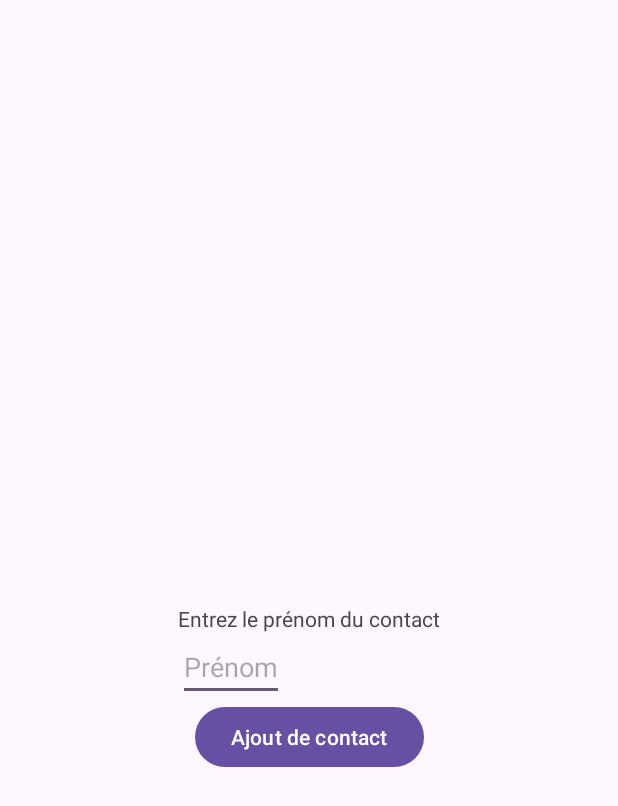
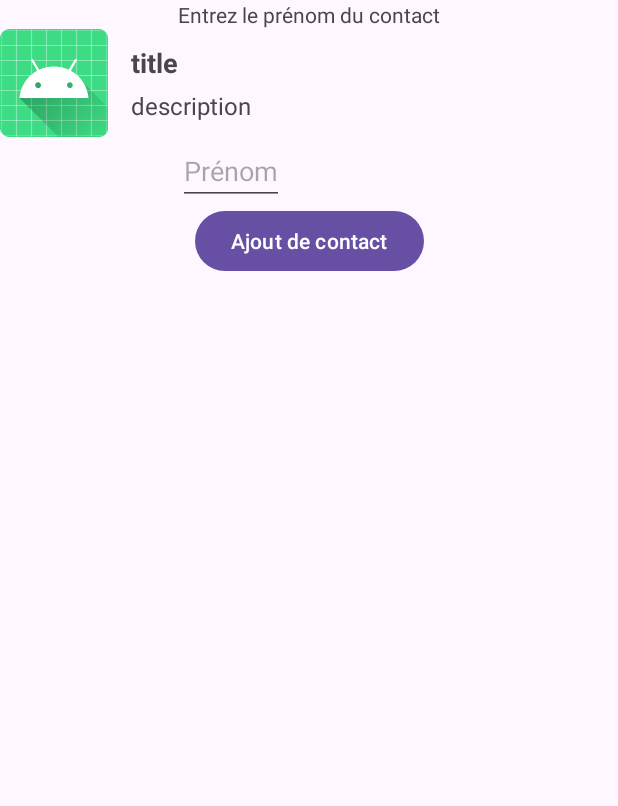
Before and after one commit to fasquelt/Kotlin_TP1, an Android app: the screen it shows after launch (MainActivity), on a phone screen of 412 x 824 dp. Shown: the top 806 px of the screen. Run offline under Robolectric (Android 15) with nearby library versions, the phone set to English and light mode, and no system bars.

Commit message:
Debut TP4

```diff
--- a/app/src/main/java/com/example/tp1/AjoutContact.kt
+++ b/app/src/main/java/com/example/tp1/AjoutContact.kt
@@ -52,6 +52,9 @@ class AjoutContact : AppCompatActivity() {
                 else{
                     confCreation()
                 }
+                val newContact = Contact(binding.input1.text.toString(),
+                    binding.input2.text.toString(), binding.input3.text.toString())
+
             }
         }
         val prenom = intent.getStringExtra("prenom")
--- /dev/null
+++ b/app/src/main/java/com/example/tp1/Contact.kt
@@ -0,0 +1,7 @@
+package com.example.tp1
+
+import java.io.Serializable
+
+data class Contact
+    (val name : String, val firstname : String, val tel : String)
+    : Serializable
--- a/app/src/main/java/com/example/tp1/MainActivity.kt
+++ b/app/src/main/java/com/example/tp1/MainActivity.kt
@@ -1,27 +1,39 @@
 package com.example.tp1
 
+import android.app.Activity
 import android.content.Intent
 import android.os.Bundle
+import android.widget.ListView
+import androidx.activity.result.contract.ActivityResultContracts
 import androidx.appcompat.app.AppCompatActivity
 import com.example.tp1.databinding.ActivityMainBinding
+import com.example.tp1.Contact
 
 class MainActivity : AppCompatActivity() {
 
     private lateinit var binding: ActivityMainBinding
+    var contacts : Array<Contact> = arrayOf(
+        Contact("Test","Voila","02")
+    )
 
     override fun onCreate(savedInstanceState: Bundle?) {
         super.onCreate(savedInstanceState)
+
         binding = ActivityMainBinding.inflate(layoutInflater)
         setContentView(binding.root)
+        val myListAdapter = MyListAdapter(this, contacts = contacts)
+        binding.list.adapter = myListAdapter
         binding.boutonAcces.setOnClickListener {
             sendValue()
         }
     }
-    private fun sendValue(){
-        val text = binding.input.text.toString()
-        val intent = Intent(this, AjoutContact::class.java).apply {
-            putExtra("prenom", text)
+    private val AjoutLauncher = registerForActivityResult(ActivityResultContracts.StartActivityForResult()){
+        result -> if (result.resultCode == Activity.RESULT_OK){
+            result.data?.also{
+                data -> val testData = data.getStringExtra(("prenom"))
+            }
         }
-        startActivity(intent)
     }
+    val intent = Intent(this, AjoutContact::class.java)
+    AjoutLauncher.launch(intent)
 }
--- /dev/null
+++ b/app/src/main/java/com/example/tp1/MyListAdapter.kt
@@ -0,0 +1,17 @@
+package com.example.tp1
+
+import android.app.Activity
+import android.view.View
+import android.view.ViewGroup
+import android.widget.*
+class MyListAdapter(private val context: Activity, private val contacts: Array<Contact>)
+    : ArrayAdapter<Contact>(context, R.layout.custom_list, contacts) {
+
+    override fun getView(position: Int, view: View?, parent: ViewGroup): View {
+        val inflater = context.layoutInflater
+        val rowView = inflater.inflate(R.layout.custom_list, null, true)
+
+        val titleText: TextView = rowView.findViewById(R.id.title)
+        return rowView
+    }
+}
--- a/app/src/main/res/layout/activity_main.xml
+++ b/app/src/main/res/layout/activity_main.xml
@@ -12,10 +12,17 @@
         android:layout_width="wrap_content"
         android:layout_height="wrap_content"
         android:text="@string/demande_prenom"
-        app:layout_constraintBottom_toBottomOf="parent"
         app:layout_constraintEnd_toEndOf="parent"
         app:layout_constraintStart_toStartOf="parent"
         app:layout_constraintTop_toTopOf="parent" />
+
+    <ListView
+        android:layout_width="wrap_content"
+        android:id="@+id/list"
+        android:layout_height="wrap_content"
+        app:layout_constraintTop_toBottomOf="@+id/message"
+        app:layout_constraintStart_toStartOf="parent"
+        />
 
     <EditText
         android:id="@+id/input"
@@ -23,7 +30,7 @@
         android:layout_height="wrap_content"
         android:height="5dp"
         app:layout_constraintStart_toStartOf="@+id/message"
-        app:layout_constraintTop_toBottomOf="@+id/message"
+        app:layout_constraintTop_toBottomOf="@+id/list"
         app:layout_constraintBottom_toTopOf="@+id/bouton_acces"
         android:inputType="text"
         android:labelFor="@+id/page"
--- /dev/null
+++ b/app/src/main/res/layout/custom_list.xml
@@ -0,0 +1,45 @@
+<?xml version="1.0" encoding="utf-8"?>
+<LinearLayout xmlns:android="http://schemas.android.com/apk/res/android"
+    xmlns:app="http://schemas.android.com/apk/res-auto"
+    android:layout_width="match_parent"
+    android:layout_height="match_parent"
+    android:orientation="horizontal">
+    <LinearLayout
+        android:orientation="horizontal"
+        android:layout_width="wrap_content"
+        android:layout_height="wrap_content"
+        android:gravity="center" >
+        <ImageView
+            android:id="@+id/icon"
+            android:layout_width="wrap_content"
+            android:layout_height="wrap_content"
+            app:srcCompat="@mipmap/ic_launcher" />
+
+        <LinearLayout
+            android:layout_width="match_parent"
+            android:layout_height="wrap_content"
+            android:layout_weight="1"
+            android:orientation="vertical">
+
+            <TextView
+                android:id="@+id/title"
+                android:layout_width="match_parent"
+                android:layout_height="wrap_content"
+                android:text="title"
+                android:textStyle="bold"
+                android:layout_marginLeft="15dp"
+                android:layout_marginStart="15dp"
+                android:textAppearance="@style/Base.TextAppearance.AppCompat.Medium" />
+
+            <TextView
+                android:id="@+id/description"
+                android:layout_width="match_parent"
+                android:layout_height="wrap_content"
+                android:text="description"
+                android:layout_marginLeft="15dp"
+                android:layout_marginStart="15dp"
+                android:layout_marginTop="5dp"
+                android:textSize="16sp"/>
+        </LinearLayout>
+    </LinearLayout>
+</LinearLayout>
```
